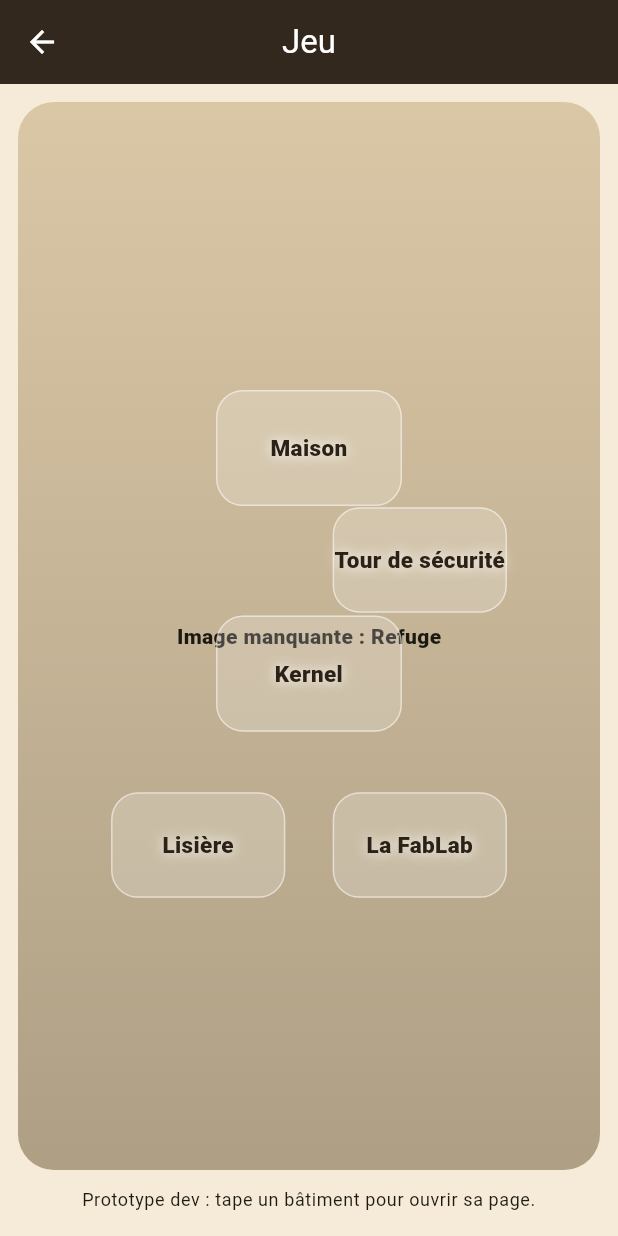
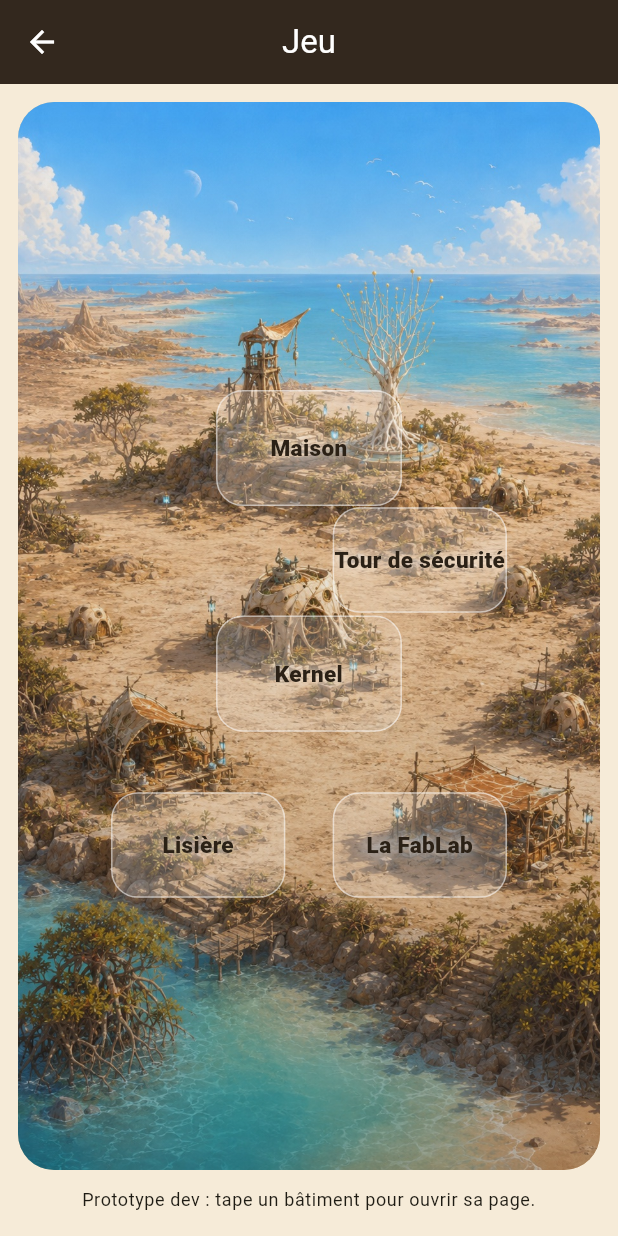
Before and after one commit to Ankhyel/ptipote-webapp, a Flutter app: the RefugePage screen opened by its route, on a phone screen of 412 x 824 dp. Run offline on Flutter 3.47's test engine with Material 3 defaults, Android fonts, the phone set to English and light mode, and no system bars; our stand-ins replace cloud_firestore, firebase_auth, firebase_core, firebase_messaging, google_sign_in; missing offline and left inert: lzstring, nfc_manager; accounts and stored records are empty.

Commit message:
Fix game image asset loading

```diff
--- a/ptipote-app/lib/features/game/game_asset_resolver.dart
+++ b/ptipote-app/lib/features/game/game_asset_resolver.dart
@@ -7,7 +7,7 @@ class GameAssetResolver {
 
   final AssetBundle _bundle;
 
-  static const _basePath = 'assets/image_game/';
+  static const _basePath = 'ptipote-game/image_game/';
   static const _extensions = <String>[
     'jpg',
     'jpeg',
--- a/ptipote-app/lib/features/game/refuge_page.dart
+++ b/ptipote-app/lib/features/game/refuge_page.dart
@@ -67,7 +67,7 @@ class _RefugePageState extends State<RefugePage> {
   }
 
   Future<void> _warmAssets() async {
-    _refugeAsset = await _assetResolver.resolve('Refuge');
+    _refugeAsset = await _assetResolver.resolve('Camp');
     if (mounted) setState(() {});
   }
 
@@ -107,7 +107,7 @@ class _RefugePageState extends State<RefugePage> {
                             alignment: Alignment.center,
                           )
                         else
-                          const _MissingGameImage(screenName: 'Refuge'),
+                          const _MissingGameImage(screenName: 'Camp'),
                         const DecoratedBox(
                           decoration: BoxDecoration(
                             gradient: LinearGradient(
--- a/ptipote-app/pubspec.yaml
+++ b/ptipote-app/pubspec.yaml
@@ -28,3 +28,4 @@ flutter:
   uses-material-design: true
   assets:
     - assets/
+    - ptipote-game/image_game/
```
Also changed, not shown: ptipote-app/assets/image_game/Kernel.jpg (deleted), ptipote-app/assets/image_game/Maison.PNG (deleted), ptipote-app/ptipote-game/image_game/Camp.jpg (renamed from ptipote-app/ptipote-game/image_game/Ilot.jpg), ptipote-app/ptipote-game/image_game/Maison.PNG (deleted), ptipote-app/ptipote-game/image_game/Maison.jpg (renamed from ptipote-app/assets/image_game/Refuge.jpg), ptipote-app/ptipote-game/image_game/Refuge.jpg (deleted), 1 other file.
